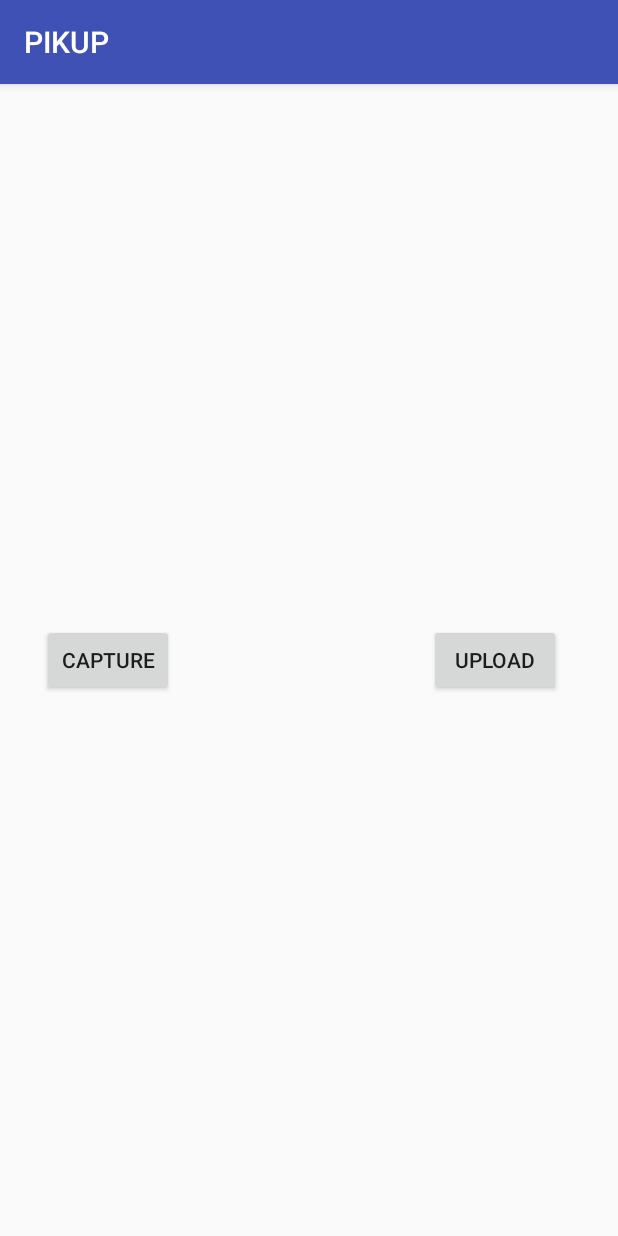
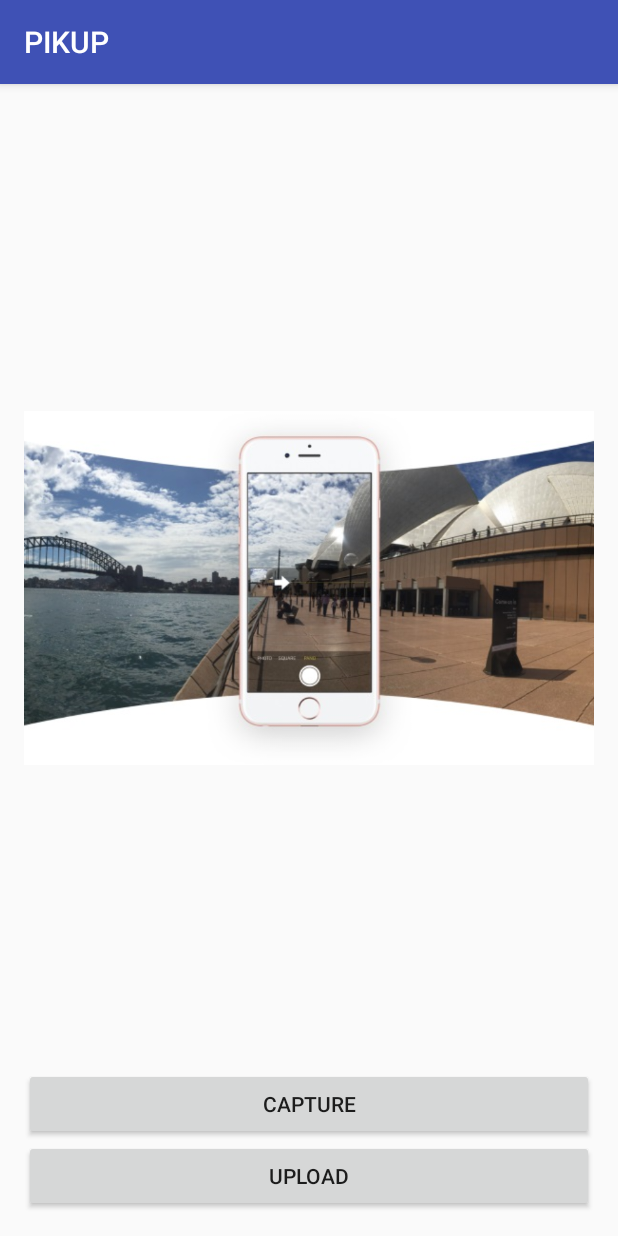
Before and after one commit to neopane97/PIKUP, an Android app: the PostActivity screen opened directly, with no data from a screen before it, on a phone screen of 412 x 824 dp. Run offline under Robolectric (Android 15) with nearby library versions, the phone set to English and light mode, and no system bars; our stand-ins replace Firebase (no records; nobody signed in at launch, a user with empty details on screens opened directly).

Commit message:
Latest modified by Pash.

```diff
--- a/app/build.gradle
+++ b/app/build.gradle
@@ -36,6 +36,7 @@ dependencies {
     androidTestCompile('com.android.support.test.espresso:espresso-core:2.2.2', {
         exclude group: 'com.android.support', module: 'support-annotations'
     })
+
     // compile 'com.squareup.picasso:picasso:2.5.2'
     // compile 'com.droidninja:filepicker:1.0.0'
     compile 'com.android.support:appcompat-v7:25.1.1'
@@ -50,7 +51,6 @@ dependencies {
     compile 'com.android.support.constraint:constraint-layout:1.0.2'
     compile 'com.firebase:firebase-client-android:2.3.1'
     compile 'com.firebaseui:firebase-ui:0.2.0'
-
     compile 'junit:junit:4.12'
 }
 apply plugin: 'com.google.gms.google-services'
--- a/app/src/main/AndroidManifest.xml
+++ b/app/src/main/AndroidManifest.xml
@@ -38,7 +38,7 @@
                 android:resource="@xml/file_paths" />
         </provider>
 
-        <activity android:name=".UserInformationActivity"></activity>
+        <activity android:name=".UserInformationActivity" />
     </application>
 
 </manifest>
--- a/app/src/main/java/com/pikup/pash/pikup/MainActivity.java
+++ b/app/src/main/java/com/pikup/pash/pikup/MainActivity.java
@@ -1,8 +1,8 @@
 package com.pikup.pash.pikup;
 
 import android.content.Intent;
+import android.os.Bundle;
 import android.support.v7.app.AppCompatActivity;
-import android.os.Bundle;
 import android.view.View;
 import android.widget.Button;
 import android.widget.TextView;
--- a/app/src/main/java/com/pikup/pash/pikup/PostActivity.java
+++ b/app/src/main/java/com/pikup/pash/pikup/PostActivity.java
@@ -19,7 +19,8 @@ public class PostActivity extends AppCompatActivity {
     private Button uploadButton;
     private ProgressBar progressBar;
     private StorageReference myStorage;
-    private static final int GALLERY_INTENT = 2;
+
+        private static final int GALLERY_INTENT = 2;
     @Override
     protected void onCreate(Bundle savedInstanceState) {
         super.onCreate(savedInstanceState);
@@ -37,7 +38,7 @@ public class PostActivity extends AppCompatActivity {
             }
         });
 
-        progressBar = (ProgressBar) findViewById(R.id.PostProgressBar);
+     //   progressBar = (ProgressBar) findViewById(R.id.PostProgressBar);
 
         uploadButton.setOnClickListener(new View.OnClickListener() {
             @Override
@@ -52,21 +53,21 @@ public class PostActivity extends AppCompatActivity {
     protected void onActivityResult(int requestCode, int resultCode, Intent data){
         super.onActivityResult(requestCode, resultCode, data);
         if(requestCode == GALLERY_INTENT && resultCode == RESULT_OK){
-            progressBar.setVisibility(View.VISIBLE);
+           // progressBar.setVisibility(View.VISIBLE);
             Uri uri = data.getData();
             StorageReference filepath = myStorage.child("PickUpPhotos").child(uri.getLastPathSegment());
             filepath.putFile(uri).addOnSuccessListener(new OnSuccessListener<UploadTask.TaskSnapshot>() {
                 @Override
                 public void onSuccess(UploadTask.TaskSnapshot taskSnapshot) {
                     Toast.makeText(PostActivity.this, "Thanks For Giving", Toast.LENGTH_LONG).show();
-                    progressBar.setVisibility(View.GONE);
+                 //   progressBar.setVisibility(View.GONE);
                 }
             });
         }
     }
-    @Override
-    protected void onResume() {
-        super.onResume();
-        progressBar.setVisibility(View.GONE);
-    }
+//    @Override
+//    protected void onResume() {
+//        super.onResume();
+//        progressBar.setVisibility(View.GONE);
+//    }
 }
--- a/app/src/main/res/layout/activity_post.xml
+++ b/app/src/main/res/layout/activity_post.xml
@@ -1,5 +1,6 @@
 <?xml version="1.0" encoding="utf-8"?>
 <RelativeLayout xmlns:android="http://schemas.android.com/apk/res/android"
+    xmlns:app="http://schemas.android.com/apk/res-auto"
     xmlns:tools="http://schemas.android.com/tools"
     android:id="@+id/activity_post"
     android:layout_width="match_parent"
@@ -11,33 +12,42 @@
     tools:context="com.pikup.pash.pikup.PostActivity">
 
     <Button
-        android:text="Capture"
+        android:id="@+id/buttonUpload"
         android:layout_width="wrap_content"
         android:layout_height="wrap_content"
-        android:layout_centerVertical="true"
+        android:text="Upload"
+        android:layout_alignParentBottom="true"
         android:layout_alignParentLeft="true"
         android:layout_alignParentStart="true"
-        android:layout_marginLeft="12dp"
-        android:layout_marginStart="12dp"
-        android:id="@+id/buttonCaptureImage" />
+        android:layout_alignParentRight="true"
+        android:layout_alignParentEnd="true" />
 
     <Button
-        android:text="Upload"
+        android:id="@+id/buttonCaptureImage"
         android:layout_width="wrap_content"
         android:layout_height="wrap_content"
-        android:layout_alignTop="@+id/buttonCaptureImage"
+        android:text="Capture"
+        android:layout_above="@+id/buttonUpload"
+        android:layout_alignParentLeft="true"
+        android:layout_alignParentStart="true"
         android:layout_alignParentRight="true"
-        android:layout_alignParentEnd="true"
-        android:layout_marginRight="22dp"
-        android:layout_marginEnd="22dp"
-        android:id="@+id/buttonUpload" />
+        android:layout_alignParentEnd="true" />
 
-    <ProgressBar
-        style="?android:attr/progressBarStyleSmall"
+    <!--<ProgressBar-->
+        <!--android:id="@+id/PostProgressBar"-->
+        <!--style="?android:attr/progressBarStyle"-->
+        <!--android:layout_width="wrap_content"-->
+        <!--android:layout_height="wrap_content"-->
+        <!--android:layout_alignParentBottom="true"-->
+        <!--android:layout_centerHorizontal="true" />-->
+
+    <ImageView
+        android:id="@+id/imageView2"
         android:layout_width="wrap_content"
         android:layout_height="wrap_content"
-        android:layout_alignParentBottom="true"
-        android:layout_centerHorizontal="true"
-        android:layout_marginBottom="87dp"
-        android:id="@+id/PostProgressBar" />
+        android:layout_alignParentLeft="true"
+        android:layout_alignParentStart="true"
+        android:layout_alignParentTop="true"
+        app:srcCompat="@drawable/image"
+        android:layout_above="@+id/buttonCaptureImage" />
 </RelativeLayout>
--- a/app/src/main/res/layout/activity_registration.xml
+++ b/app/src/main/res/layout/activity_registration.xml
@@ -107,9 +107,9 @@
             android:layout_width="match_parent"
             android:layout_height="wrap_content"
             android:ems="10"
-            android:hint="Display Date of Birth"
+            android:hint="Format: mm/dd/yyyy"
             android:inputType="textPersonName"
-            android:textAlignment="center"
+            android:textAlignment="viewStart"
             android:textStyle="bold" />
 
 
```
Also changed, not shown: app/src/main/java/com/pikup/pash/pikup/RegistrationActivity.java (+4 -4 lines), app/src/main/java/com/pikup/pash/pikup/UserInfo.java (+9 -9 lines), app/src/main/java/com/pikup/pash/pikup/UserInformationActivity.java (+18 -50 lines), app/src/main/res/layout/activity_home.xml (+38 -20 lines), app/src/main/res/layout/activity_main.xml (+8 -5 lines), app/src/main/res/layout/activity_user_information.xml (+18 -21 lines), app/src/main/res/drawable/image.jpg (added), app/src/main/res/drawable/onemanstrash.jpg (added), 334 other files.
